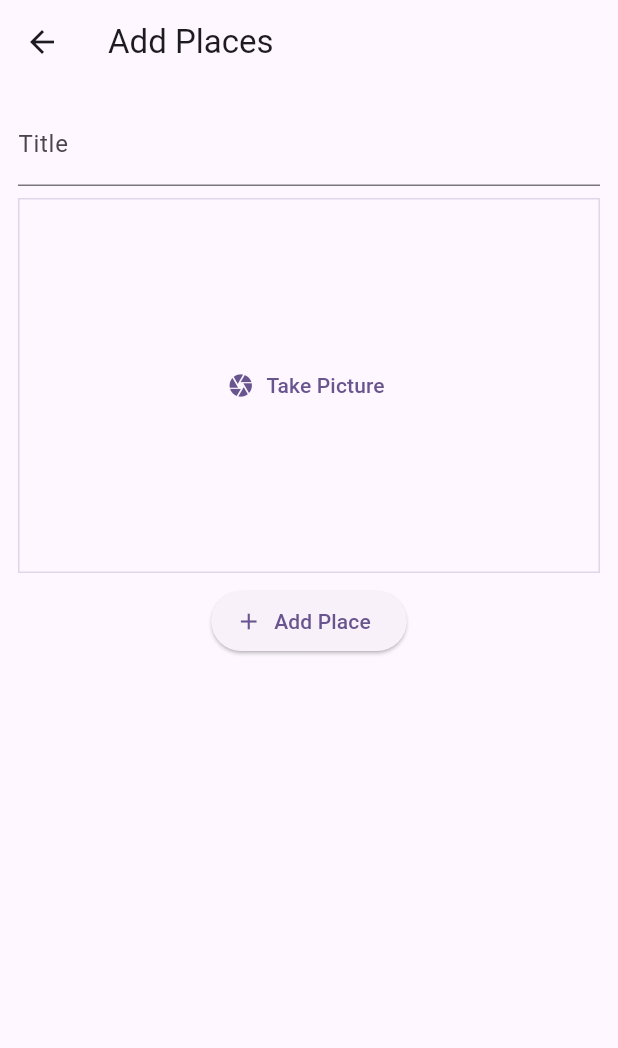
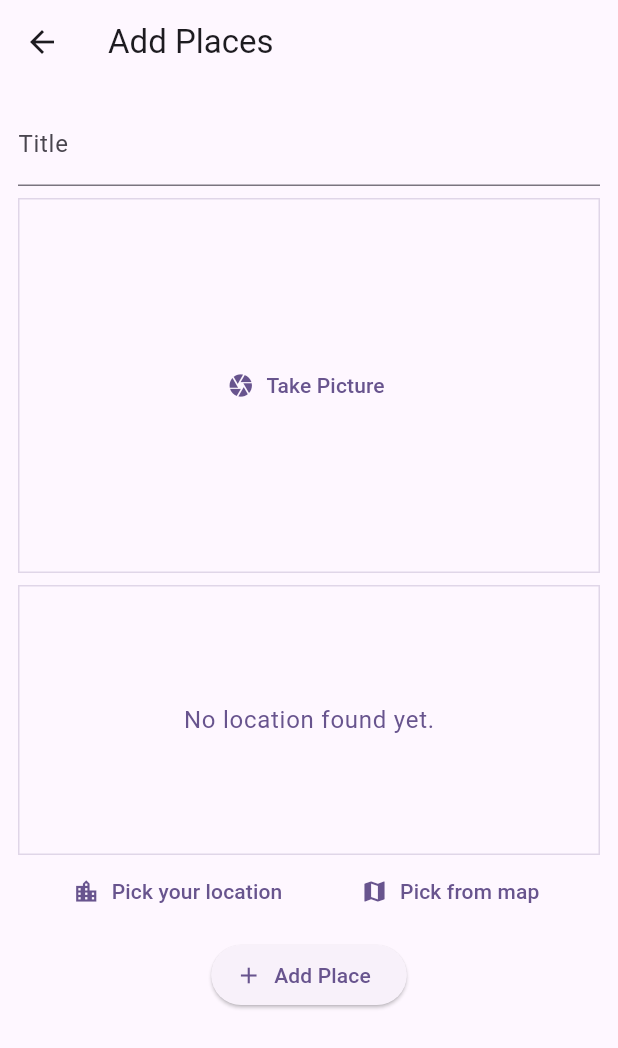
Before and after one commit to snadi043/native_device_features, a Flutter app: the AddPlaceScreen screen opened directly, on a phone screen of 412 x 824 dp. Shown: the top 1048 px of the screen. Run offline on Flutter 3.47's test engine with Material 3 defaults, Android fonts, the phone set to English and light mode, and no system bars; our stand-ins replace flutter_riverpod, image_picker.

Commit message:
Created new Location Input Widget to implement location feature in the app and made necessary stylings.

```diff
--- a/lib/screens/add_place.dart
+++ b/lib/screens/add_place.dart
@@ -3,6 +3,7 @@ import 'package:flutter/material.dart';
 import 'package:flutter_riverpod/flutter_riverpod.dart';
 import 'package:native_device_features/providers/user_places.dart';
 import 'package:native_device_features/widgets/image_input.dart';
+import 'package:native_device_features/widgets/location_input.dart';
 
 //Changing the StatefulWidget to ConsumerStatefulWidget to accept the
 //methods written in the providers file which is based on riverpod state
@@ -77,6 +78,8 @@ class _AddPlaceScreen extends ConsumerState<AddPlaceScreen> {
                 },
               ),
               const SizedBox(height: 8),
+              const LocationInput(),
+              const SizedBox(height: 8),
               ElevatedButton.icon(
                 label: const Text('Add Place'),
                 icon: const Icon(Icons.add),
--- /dev/null
+++ b/lib/widgets/location_input.dart
@@ -0,0 +1,51 @@
+import 'package:flutter/material.dart';
+
+class LocationInput extends StatefulWidget {
+  const LocationInput({super.key});
+
+  @override
+  State<LocationInput> createState() {
+    return _LocationInput();
+  }
+}
+
+class _LocationInput extends State<LocationInput> {
+  @override
+  Widget build(BuildContext context) {
+    return Column(
+      mainAxisAlignment: MainAxisAlignment.center,
+      children: [
+        Container(
+          height: 180,
+          width: double.infinity,
+          alignment: Alignment.center,
+          decoration: BoxDecoration(
+              border: Border.all(
+                  width: 1,
+                  color:
+                      Theme.of(context).colorScheme.primary.withOpacity(0.2))),
+          child: Text(
+            'No location found yet.',
+            style: Theme.of(context)
+                .textTheme
+                .bodyLarge!
+                .copyWith(color: Theme.of(context).colorScheme.primary),
+          ),
+        ),
+        Row(
+          mainAxisAlignment: MainAxisAlignment.spaceEvenly,
+          children: [
+            TextButton.icon(
+                onPressed: () {},
+                icon: const Icon(Icons.location_city),
+                label: const Text('Pick your location')),
+            TextButton.icon(
+                onPressed: () {},
+                icon: const Icon(Icons.map),
+                label: const Text('Pick from map'))
+          ],
+        )
+      ],
+    );
+  }
+}
```
